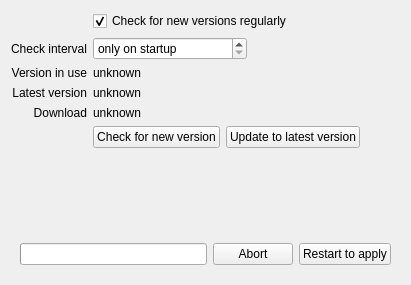
This is setup/updateoptionpage.ui in Martchus/qtutilities as Qt 5 draws it before an edit. The edited form follows.
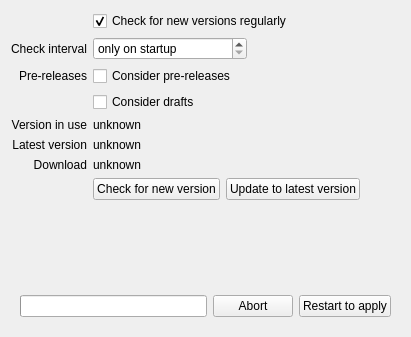
This is the edited form. Icons and pictures are not drawn.

Commit message: Allow checking for pre-release updates

Patch:
```diff
--- a/setup/updateoptionpage.ui
+++ b/setup/updateoptionpage.ui
@@ -14,36 +14,6 @@
   <layout class="QVBoxLayout" name="verticalLayout">
    <item>
     <layout class="QGridLayout" name="gridLayout">
-     <item row="3" column="0">
-      <widget class="QLabel" name="latestVersionLabel">
-       <property name="text">
-        <string>Latest version</string>
-       </property>
-       <property name="alignment">
-        <set>Qt::AlignRight|Qt::AlignTrailing|Qt::AlignVCenter</set>
-       </property>
-      </widget>
-     </item>
-     <item row="4" column="0">
-      <widget class="QLabel" name="downloadLabel">
-       <property name="text">
-        <string>Download</string>
-       </property>
-       <property name="alignment">
-        <set>Qt::AlignRight|Qt::AlignTrailing|Qt::AlignVCenter</set>
-       </property>
-      </widget>
-     </item>
-     <item row="2" column="0">
-      <widget class="QLabel" name="versionInUseLabel">
-       <property name="text">
-        <string>Version in use</string>
-       </property>
-       <property name="alignment">
-        <set>Qt::AlignRight|Qt::AlignTrailing|Qt::AlignVCenter</set>
-       </property>
-      </widget>
-     </item>
      <item row="1" column="0">
       <widget class="QLabel" name="checkIntervalLabel">
        <property name="text">
@@ -54,6 +24,46 @@
        </property>
       </widget>
      </item>
+     <item row="4" column="2">
+      <layout class="QHBoxLayout" name="versionInUseHorizontalLayout">
+       <item>
+        <widget class="QLabel" name="versionInUseValueLabel">
+         <property name="sizePolicy">
+          <sizepolicy hsizetype="MinimumExpanding" vsizetype="Preferred">
+           <horstretch>0</horstretch>
+           <verstretch>0</verstretch>
+          </sizepolicy>
+         </property>
+         <property name="text">
+          <string>unknown</string>
+         </property>
+         <property name="wordWrap">
+          <bool>true</bool>
+         </property>
+        </widget>
+       </item>
+      </layout>
+     </item>
+     <item row="5" column="2">
+      <layout class="QHBoxLayout" name="latestVersionHorizontalLayout">
+       <item>
+        <widget class="QLabel" name="latestVersionValueLabel">
+         <property name="sizePolicy">
+          <sizepolicy hsizetype="MinimumExpanding" vsizetype="Preferred">
+           <horstretch>0</horstretch>
+           <verstretch>0</verstretch>
+          </sizepolicy>
+         </property>
+         <property name="text">
+          <string>unknown</string>
+         </property>
+         <property name="wordWrap">
+          <bool>true</bool>
+         </property>
+        </widget>
+       </item>
+      </layout>
+     </item>
      <item row="0" column="2">
       <widget class="QCheckBox" name="enabledCheckBox">
        <property name="text">
@@ -64,82 +74,15 @@
        </property>
       </widget>
      </item>
-     <item row="3" column="2">
-      <layout class="QHBoxLayout" name="latestVersionHorizontalLayout">
-       <item>
-        <widget class="QLabel" name="latestVersionValueLabel">
-         <property name="sizePolicy">
-          <sizepolicy hsizetype="MinimumExpanding" vsizetype="Preferred">
-           <horstretch>0</horstretch>
-           <verstretch>0</verstretch>
-          </sizepolicy>
-         </property>
-         <property name="text">
-          <string>unknown</string>
-         </property>
-         <property name="wordWrap">
-          <bool>true</bool>
-         </property>
-        </widget>
-       </item>
-      </layout>
-     </item>
-     <item row="2" column="2">
-      <layout class="QHBoxLayout" name="versionInUseHorizontalLayout">
-       <item>
-        <widget class="QLabel" name="versionInUseValueLabel">
-         <property name="sizePolicy">
-          <sizepolicy hsizetype="MinimumExpanding" vsizetype="Preferred">
-           <horstretch>0</horstretch>
-           <verstretch>0</verstretch>
-          </sizepolicy>
-         </property>
-         <property name="text">
-          <string>unknown</string>
-         </property>
-         <property name="wordWrap">
-          <bool>true</bool>
-         </property>
-        </widget>
-       </item>
-      </layout>
-     </item>
-     <item row="5" column="2">
-      <layout class="QHBoxLayout" name="horizontalLayout">
-       <item>
-        <widget class="QPushButton" name="checkNowPushButton">
-         <property name="text">
-          <string>Check for new version</string>
-         </property>
-         <property name="icon">
-          <iconset theme="view-refresh"/>
-         </property>
-        </widget>
-       </item>
-       <item>
-        <widget class="QPushButton" name="updatePushButton">
-         <property name="text">
-          <string>Update to latest version</string>
-         </property>
-         <property name="icon">
-          <iconset theme="install"/>
-         </property>
-        </widget>
-       </item>
-       <item>
-        <spacer name="horizontalSpacer_2">
-         <property name="orientation">
-          <enum>Qt::Horizontal</enum>
-         </property>
-         <property name="sizeHint" stdset="0">
-          <size>
-           <width>40</width>
-           <height>20</height>
-          </size>
-         </property>
-        </spacer>
-       </item>
-      </layout>
+     <item row="6" column="0">
+      <widget class="QLabel" name="downloadLabel">
+       <property name="text">
+        <string>Download</string>
+       </property>
+       <property name="alignment">
+        <set>Qt::AlignRight|Qt::AlignTrailing|Qt::AlignVCenter</set>
+       </property>
+      </widget>
      </item>
      <item row="1" column="2">
       <layout class="QHBoxLayout" name="checkIntervalHorizontalLayout">
@@ -183,7 +126,71 @@
        </item>
       </layout>
      </item>
-     <item row="4" column="2">
+     <item row="7" column="2">
+      <layout class="QHBoxLayout" name="horizontalLayout">
+       <item>
+        <widget class="QPushButton" name="checkNowPushButton">
+         <property name="text">
+          <string>Check for new version</string>
+         </property>
+         <property name="icon">
+          <iconset theme="view-refresh"/>
+         </property>
+        </widget>
+       </item>
+       <item>
+        <widget class="QPushButton" name="updatePushButton">
+         <property name="text">
+          <string>Update to latest version</string>
+         </property>
+         <property name="icon">
+          <iconset theme="install"/>
+         </property>
+        </widget>
+       </item>
+       <item>
+        <spacer name="horizontalSpacer_2">
+         <property name="orientation">
+          <enum>Qt::Horizontal</enum>
+         </property>
+         <property name="sizeHint" stdset="0">
+          <size>
+           <width>40</width>
+           <height>20</height>
+          </size>
+         </property>
+        </spacer>
+       </item>
+      </layout>
+     </item>
+     <item row="4" column="0">
+      <widget class="QLabel" name="versionInUseLabel">
+       <property name="text">
+        <string>Version in use</string>
+       </property>
+       <property name="alignment">
+        <set>Qt::AlignRight|Qt::AlignTrailing|Qt::AlignVCenter</set>
+       </property>
+      </widget>
+     </item>
+     <item row="2" column="2">
+      <widget class="QCheckBox" name="preReleasesCheckBox">
+       <property name="text">
+        <string>Consider pre-releases</string>
+       </property>
+      </widget>
+     </item>
+     <item row="5" column="0">
+      <widget class="QLabel" name="latestVersionLabel">
+       <property name="text">
+        <string>Latest version</string>
+       </property>
+       <property name="alignment">
+        <set>Qt::AlignRight|Qt::AlignTrailing|Qt::AlignVCenter</set>
+       </property>
+      </widget>
+     </item>
+     <item row="6" column="2">
       <widget class="QLabel" name="downloadUrlLabel">
        <property name="text">
         <string>unknown</string>
@@ -196,6 +203,23 @@
        </property>
       </widget>
      </item>
+     <item row="2" column="0">
+      <widget class="QLabel" name="preReleasesLabel">
+       <property name="text">
+        <string>Pre-releases</string>
+       </property>
+       <property name="alignment">
+        <set>Qt::AlignRight|Qt::AlignTrailing|Qt::AlignVCenter</set>
+       </property>
+      </widget>
+     </item>
+     <item row="3" column="2">
+      <widget class="QCheckBox" name="draftsCheckBox">
+       <property name="text">
+        <string>Consider drafts</string>
+       </property>
+      </widget>
+     </item>
     </layout>
    </item>
    <item>
```
The commit also changes 4 other files.
